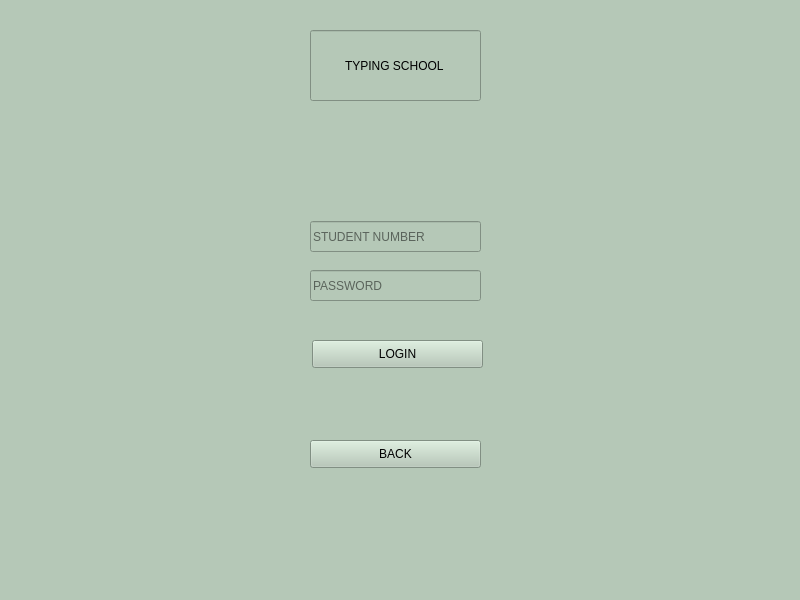
First picture: the form in Ui/loginstudent.ui, repository mogelijkheid/Database-School_Management_System, before the edit.
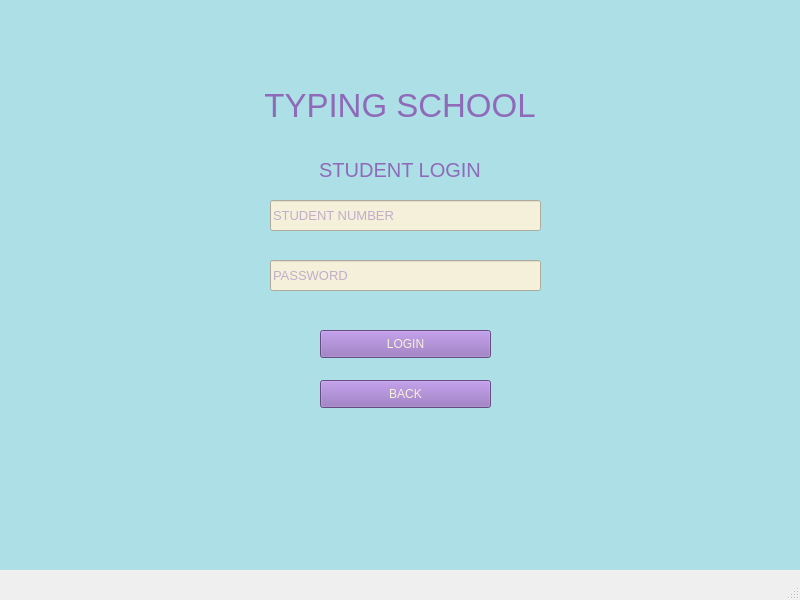
Second picture: the form after the edit.

```diff
--- a/Ui/loginstudent.ui
+++ b/Ui/loginstudent.ui
@@ -26,54 +26,56 @@
    <string>MainWindow</string>
   </property>
   <property name="styleSheet">
-   <string notr="true">background-color:rgb(181, 200, 183);</string>
+   <string notr="true"/>
   </property>
   <widget class="QWidget" name="centralwidget">
    <widget class="QPushButton" name="sloginbutton">
     <property name="geometry">
      <rect>
-      <x>312</x>
-      <y>340</y>
+      <x>320</x>
+      <y>330</y>
       <width>171</width>
       <height>28</height>
      </rect>
     </property>
+    <property name="styleSheet">
+     <string notr="true">QPushButton{
+	background-color: rgb(143, 106, 185);
+	color: rgb(245, 240, 218);
+}
+QPushButton::hover{
+	background-color: rgb(115, 80, 139);
+	color: rgb(245, 240, 218);
+}
+QPushButton::pressed{
+	background-color: rgb(81, 65, 108);
+    padding-left:5px;
+	color: rgb(245, 240, 218);
+    padding-top:5px;
+}</string>
+    </property>
     <property name="text">
      <string>LOGIN</string>
     </property>
    </widget>
-   <widget class="QLineEdit" name="typing">
-    <property name="geometry">
-     <rect>
-      <x>310</x>
-      <y>30</y>
-      <width>171</width>
-      <height>71</height>
-     </rect>
-    </property>
-    <property name="styleSheet">
-     <string notr="true">font: 8pt &quot;MS Sans Serif&quot;;
-font: 63 10pt &quot;Yu Gothic UI Semibold&quot;;</string>
-    </property>
-    <property name="text">
-     <string>TYPING SCHOOL</string>
-    </property>
-    <property name="cursorPosition">
-     <number>13</number>
-    </property>
-    <property name="alignment">
-     <set>Qt::AlignCenter</set>
-    </property>
-   </widget>
    <widget class="QLineEdit" name="snumberline">
     <property name="geometry">
      <rect>
-      <x>310</x>
-      <y>221</y>
-      <width>171</width>
+      <x>270</x>
+      <y>200</y>
+      <width>271</width>
       <height>31</height>
      </rect>
     </property>
+    <property name="font">
+     <font>
+      <pointsize>10</pointsize>
+     </font>
+    </property>
+    <property name="styleSheet">
+     <string notr="true">background-color: rgb(245, 240, 218);
+color:  rgb(143, 106, 185);</string>
+    </property>
     <property name="placeholderText">
      <string>STUDENT NUMBER</string>
     </property>
@@ -81,12 +83,21 @@
    <widget class="QLineEdit" name="spasswordline">
     <property name="geometry">
      <rect>
-      <x>310</x>
-      <y>270</y>
-      <width>171</width>
+      <x>270</x>
+      <y>260</y>
+      <width>271</width>
       <height>31</height>
      </rect>
     </property>
+    <property name="font">
+     <font>
+      <pointsize>10</pointsize>
+     </font>
+    </property>
+    <property name="styleSheet">
+     <string notr="true">background-color: rgb(245, 240, 218);
+color:  rgb(143, 106, 185);</string>
+    </property>
     <property name="echoMode">
      <enum>QLineEdit::Password</enum>
     </property>
@@ -97,12 +108,28 @@
    <widget class="QPushButton" name="sbackbutton">
     <property name="geometry">
      <rect>
-      <x>310</x>
-      <y>440</y>
+      <x>320</x>
+      <y>380</y>
       <width>171</width>
       <height>28</height>
      </rect>
     </property>
+    <property name="styleSheet">
+     <string notr="true">QPushButton{
+	background-color: rgb(143, 106, 185);
+	color: rgb(245, 240, 218);
+}
+QPushButton::hover{
+	background-color: rgb(115, 80, 139);
+	color: rgb(245, 240, 218);
+}
+QPushButton::pressed{
+	background-color: rgb(81, 65, 108);
+    padding-left:5px;
+	color: rgb(245, 240, 218);
+    padding-top:5px;
+}</string>
+    </property>
     <property name="text">
      <string>BACK</string>
     </property>
@@ -110,9 +137,9 @@
    <widget class="QLabel" name="message">
     <property name="geometry">
      <rect>
-      <x>180</x>
-      <y>400</y>
-      <width>461</width>
+      <x>170</x>
+      <y>300</y>
+      <width>460</width>
       <height>20</height>
      </rect>
     </property>
@@ -124,7 +151,7 @@
      </font>
     </property>
     <property name="styleSheet">
-     <string notr="true">color: rgb(255, 0, 0);</string>
+     <string notr="true">color:  rgb(143, 106, 185);</string>
     </property>
     <property name="text">
      <string/>
@@ -133,6 +160,78 @@
      <set>Qt::AlignCenter</set>
     </property>
    </widget>
+   <widget class="QLabel" name="label_2">
+    <property name="geometry">
+     <rect>
+      <x>200</x>
+      <y>60</y>
+      <width>400</width>
+      <height>91</height>
+     </rect>
+    </property>
+    <property name="font">
+     <font>
+      <pointsize>25</pointsize>
+     </font>
+    </property>
+    <property name="styleSheet">
+     <string notr="true">color:  rgb(143, 106, 185);</string>
+    </property>
+    <property name="text">
+     <string>TYPING SCHOOL</string>
+    </property>
+    <property name="alignment">
+     <set>Qt::AlignCenter</set>
+    </property>
+   </widget>
+   <widget class="QLabel" name="label_3">
+    <property name="geometry">
+     <rect>
+      <x>300</x>
+      <y>160</y>
+      <width>200</width>
+      <height>20</height>
+     </rect>
+    </property>
+    <property name="font">
+     <font>
+      <pointsize>15</pointsize>
+     </font>
+    </property>
+    <property name="styleSheet">
+     <string notr="true">color:  rgb(143, 106, 185);</string>
+    </property>
+    <property name="text">
+     <string>STUDENT LOGIN</string>
+    </property>
+    <property name="alignment">
+     <set>Qt::AlignCenter</set>
+    </property>
+   </widget>
+   <widget class="QLabel" name="label">
+    <property name="geometry">
+     <rect>
+      <x>0</x>
+      <y>-30</y>
+      <width>800</width>
+      <height>600</height>
+     </rect>
+    </property>
+    <property name="styleSheet">
+     <string notr="true">background-color: rgb(172, 223, 230);</string>
+    </property>
+    <property name="text">
+     <string/>
+    </property>
+   </widget>
+   <zorder>label</zorder>
+   <zorder>sloginbutton</zorder>
+   <zorder>snumberline</zorder>
+   <zorder>spasswordline</zorder>
+   <zorder>sbackbutton</zorder>
+   <zorder>message</zorder>
+   <zorder>label_2</zorder>
+   <zorder>label_3</zorder>
   </widget>
   <widget class="QMenuBar" name="menubar">
    <property name="geometry">
```
